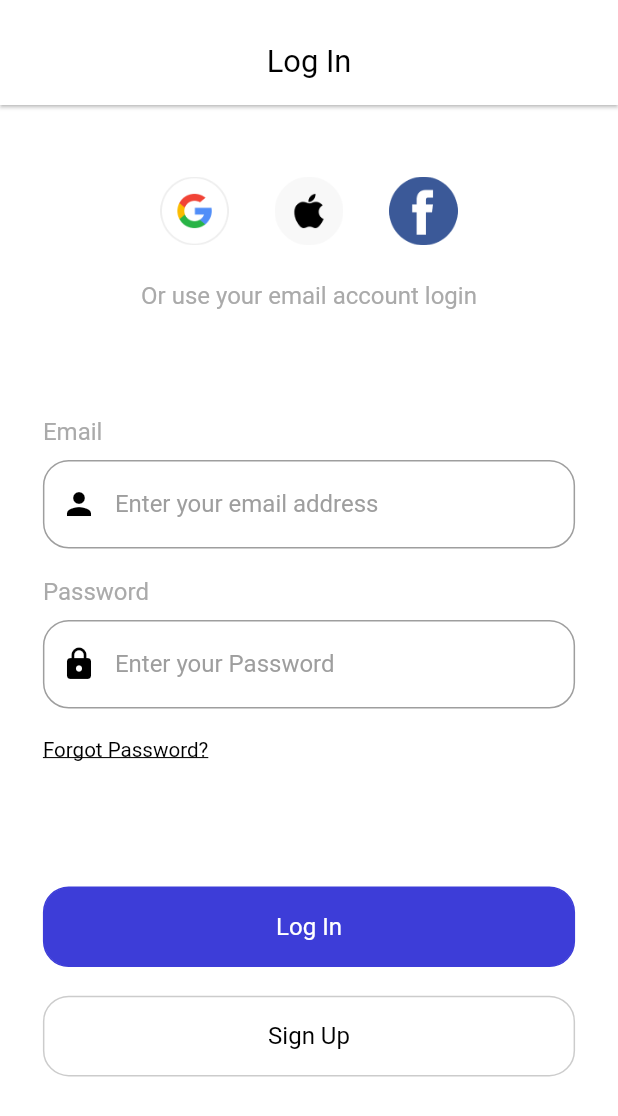
After one commit to Mohammed-Abd-Eid/shop_course, a Flutter app: the SignIn screen opened by its route, after a tap on "Forgot Password?", on a phone screen of 412 x 824 dp. The commit adds this screen. Shown: the top 1116 px of the screen. Run offline on Flutter 3.47's test engine with Material 2 defaults, Android fonts, the phone set to English and light mode, and no system bars; our stand-ins replace bloc, dots_indicator, flutter_bloc, flutter_screenutil.

Commit message:
add Log in Screen

```diff
--- a/lib/common/widgets/text_widget.dart
+++ b/lib/common/widgets/text_widget.dart
@@ -1,13 +1,27 @@
 import 'package:flutter/material.dart';
 import 'package:flutter_screenutil/flutter_screenutil.dart';
+
+import '../values/color.dart';
 
 Widget text24({String text = ""}) {
   return Text(
     text,
     textAlign: TextAlign.center,
     style: TextStyle(
-      color: Colors.black,
+      color: AppColors.primaryText,
       fontSize: 24.sp,
+      fontWeight: FontWeight.normal,
+    ),
+  );
+}
+
+Widget text18({String text = ""}) {
+  return Text(
+    text,
+    textAlign: TextAlign.center,
+    style: TextStyle(
+      color: AppColors.primaryText,
+      fontSize: 18.sp,
       fontWeight: FontWeight.normal,
     ),
   );
@@ -18,9 +32,21 @@ Widget text16({String text = ""}) {
     text,
     textAlign: TextAlign.center,
     style: TextStyle(
-      color: Colors.grey[600],
+      color: AppColors.primarySecondaryElementText,
       fontSize: 16.sp,
       fontWeight: FontWeight.normal,
     ),
   );
 }
+
+Widget text14({String text = ""}) {
+  return Text(
+    text,
+    textAlign: TextAlign.center,
+    style: TextStyle(
+      color: AppColors.primaryThreeElementText,
+      fontSize: 14.sp,
+      fontWeight: FontWeight.normal,
+    ),
+  );
+}
--- a/lib/main.dart
+++ b/lib/main.dart
@@ -1,8 +1,12 @@
 import 'package:flutter/material.dart';
 import 'package:flutter_bloc/flutter_bloc.dart';
 import 'package:flutter_screenutil/flutter_screenutil.dart';
+import 'package:school/pages/home/home_page.dart';
+import 'package:school/pages/login/login.dart';
 import 'package:school/pages/splash/bloc/welcome_bloc.dart';
 import 'package:school/pages/splash/welcome.dart';
+
+import 'common/values/color.dart';
 
 void main() {
   runApp(const MyApp());
@@ -14,12 +18,27 @@ class MyApp extends StatelessWidget {
   // This widget is the root of your application.
   @override
   Widget build(BuildContext context) {
-    return BlocProvider(
-      create: (context) => WelcomeBloc(),
+    return MultiBlocProvider(
+      providers: [
+        BlocProvider(
+          create: (context) => WelcomeBloc(),
+        )
+      ],
       child: ScreenUtilInit(builder: (context, child) {
-        return const MaterialApp(
+        return MaterialApp(
           debugShowCheckedModeBanner: false,
-          home: Welcome(),
+          home: const Welcome(),
+          routes: {
+            "myHomePage": (context) => const HomePage(),
+            "singIn": (context) => const SignIn(),
+          },
+          theme: ThemeData(
+            appBarTheme: const AppBarTheme(
+              elevation: 0,
+              backgroundColor: AppColors.primaryBackground,
+              centerTitle: true,
+            ),
+          ),
         );
       }),
     );
--- /dev/null
+++ b/lib/pages/login/login.dart
@@ -0,0 +1,71 @@
+import 'package:flutter/material.dart';
+import 'package:flutter_screenutil/flutter_screenutil.dart';
+import 'package:school/common/values/color.dart';
+import 'package:school/common/widgets/text_widget.dart';
+import 'package:school/pages/login/widget/build_Button.dart';
+import 'package:school/pages/login/widget/build_Third_Party.dart';
+import 'package:school/pages/login/widget/forget_password.dart';
+import 'package:school/pages/login/widget/login_widget.dart';
+import 'package:school/pages/login/widget/text_field.dart';
+
+class SignIn extends StatefulWidget {
+  const SignIn({super.key});
+
+  @override
+  State<SignIn> createState() => _SignInState();
+}
+
+class _SignInState extends State<SignIn> {
+  TextEditingController emailController = TextEditingController();
+  TextEditingController passController = TextEditingController();
+
+  @override
+  Widget build(BuildContext context) {
+    return Container(
+      color: AppColors.primaryBackground,
+      child: SafeArea(
+        child: Scaffold(
+          backgroundColor: AppColors.primaryBackground,
+          appBar: buildAppBar(title: "Log In"),
+          body: SingleChildScrollView(
+            child: Column(
+              crossAxisAlignment: CrossAxisAlignment.center,
+              children: [
+                buildThirdParty(context),
+                text14(text: "Or use your email account login"),
+                Container(
+                  margin: EdgeInsets.only(top: 60.h),
+                  padding: EdgeInsets.symmetric(horizontal: 25.w),
+                  child: Column(
+                    crossAxisAlignment: CrossAxisAlignment.start,
+                    children: [
+                      text14(text: "Email"),
+                      buildTextField(
+                        "Enter your email address",
+                        TextInputType.emailAddress,
+                        Icons.person,
+                        emailController,
+                      ),
+                      text14(text: "Password"),
+                      buildTextField(
+                        "Enter your Password",
+                        TextInputType.visiblePassword,
+                        Icons.lock,
+                        passController,
+                      ),
+                      forgetPass(),
+                      SizedBox(height: 70.h),
+                      buildButton(AppColors.primaryElement, "Log In"),
+                      SizedBox(height: 16.h),
+                      buildButton(AppColors.primaryBackground, "Sign Up"),
+                    ],
+                  ),
+                )
+              ],
+            ),
+          ),
+        ),
+      ),
+    );
+  }
+}
--- /dev/null
+++ b/lib/pages/login/widget/build_Button.dart
@@ -0,0 +1,34 @@
+// ignore_for_file: file_names
+
+import 'package:flutter/material.dart';
+import 'package:flutter_screenutil/flutter_screenutil.dart';
+import 'package:school/common/values/color.dart';
+
+Widget buildButton(Color color, String name) {
+  return Container(
+    width: double.infinity.w,
+    height: 45.h,
+    padding: const EdgeInsets.symmetric(horizontal: 15),
+    decoration: BoxDecoration(
+      borderRadius: BorderRadius.circular(15.w),
+      color: color,
+      border: name == "Log In"
+          ? Border.all(color: AppColors.primaryElement)
+          : Border.all(
+              color: AppColors.primaryFourElementText,
+            ),
+    ),
+    child: GestureDetector(
+      onTap: () {},
+      child: Center(
+        child: Text(name,
+            style: TextStyle(
+              color: name == "Log In"
+                  ? AppColors.primaryBackground
+                  : AppColors.primaryText,
+              fontSize: 14.sp,
+            )),
+      ),
+    ),
+  );
+}
--- /dev/null
+++ b/lib/pages/login/widget/build_Third_Party.dart
@@ -0,0 +1,31 @@
+// ignore_for_file: avoid_unnecessary_containers, file_names
+
+import 'package:flutter/material.dart';
+import 'package:flutter_screenutil/flutter_screenutil.dart';
+
+Widget buildThirdParty(
+  BuildContext context,
+) {
+  return Container(
+    margin: EdgeInsets.only(top: 40.h, bottom: 20.h, left: 80.w, right: 80.w),
+    child: Row(
+      mainAxisAlignment: MainAxisAlignment.spaceAround,
+      children: [
+        rowIcons("google"),
+        rowIcons("apple"),
+        rowIcons("facebook"),
+      ],
+    ),
+  );
+}
+
+Widget rowIcons(String icon) {
+  return GestureDetector(
+    onTap: () {},
+    child: SizedBox(
+      width: 40.w,
+      height: 40.w,
+      child: Image.asset("assets/icons/$icon.png"),
+    ),
+  );
+}
--- /dev/null
+++ b/lib/pages/login/widget/forget_password.dart
@@ -0,0 +1,19 @@
+// ignore_for_file: sized_box_for_whitespace
+
+import 'package:flutter/material.dart';
+import 'package:flutter_screenutil/flutter_screenutil.dart';
+import 'package:school/common/values/color.dart';
+
+Widget forgetPass() {
+  return GestureDetector(
+    onTap: () {},
+    child: Text(
+      "Forgot Password?",
+      style: TextStyle(
+        fontSize: 12.sp,
+        color: AppColors.primaryText,
+        decoration: TextDecoration.underline,
+      ),
+    ),
+  );
+}
--- /dev/null
+++ b/lib/pages/login/widget/login_widget.dart
@@ -0,0 +1,14 @@
+import 'package:flutter/material.dart';
+import 'package:flutter_screenutil/flutter_screenutil.dart';
+import 'package:school/common/widgets/text_widget.dart';
+
+AppBar buildAppBar({required String title}) {
+  return AppBar(
+    elevation: 1,
+    toolbarHeight: 70,
+    title: Container(
+      margin: EdgeInsets.only(top: 10.h),
+      child: text18(text: title),
+    ),
+  );
+}
--- /dev/null
+++ b/lib/pages/login/widget/text_field.dart
@@ -0,0 +1,44 @@
+// ignore_for_file: avoid_unnecessary_containers, sized_box_for_whitespace, unrelated_type_equality_checks
+
+import 'package:flutter/material.dart';
+import 'package:flutter_screenutil/flutter_screenutil.dart';
+import 'package:school/common/values/color.dart';
+
+Widget buildTextField(
+  String text,
+  TextInputType textType,
+  IconData icon,
+  TextEditingController controller,
+) {
+  return Container(
+    margin: EdgeInsets.only(top: 8.h, bottom: 16.h),
+    width: 325.w,
+    child: TextField(
+      controller: controller,
+      keyboardType: textType,
+      textDirection: TextDirection.ltr,
+      cursorColor: AppColors.primaryElement,
+      decoration: InputDecoration(
+        hintText: text,
+        hintStyle: const TextStyle(color: Colors.grey, fontSize: 16),
+        enabledBorder: OutlineInputBorder(
+          borderRadius: BorderRadius.circular(15.w),
+          borderSide: const BorderSide(color: Colors.grey, width: 1),
+        ),
+        focusedBorder: OutlineInputBorder(
+          borderRadius: BorderRadius.circular(15.w),
+          borderSide:
+              const BorderSide(color: AppColors.primaryElement, width: 1),
+        ),
+        border: InputBorder.none,
+        prefixIcon: IconButton(
+          icon: Icon(icon, color: Colors.black),
+          onPressed: () {},
+        ),
+      ),
+      autocorrect: false,
+      obscureText: textType == TextInputType.visiblePassword ? true : false,
+    ),
+  );
+}
+//"Enter your email address"
--- a/lib/pages/splash/welcome.dart
+++ b/lib/pages/splash/welcome.dart
@@ -5,7 +5,6 @@ import 'package:flutter/material.dart';
 import 'package:flutter_bloc/flutter_bloc.dart';
 import 'package:flutter_screenutil/flutter_screenutil.dart';
 import 'package:school/common/values/color.dart';
-import 'package:school/pages/home/home_page.dart';
 import 'package:school/pages/splash/bloc/welcome_bloc.dart';
 
 import '../../common/widgets/text_widget.dart';
@@ -23,7 +22,7 @@ class _WelcomeState extends State<Welcome> {
   @override
   Widget build(BuildContext context) {
     return Scaffold(
-      backgroundColor: Colors.white,
+      backgroundColor: AppColors.primaryBackground,
       body: BlocBuilder<WelcomeBloc, WelcomeState>(builder: (context, state) {
         return Container(
           margin: EdgeInsets.only(top: 45.h),
@@ -122,7 +121,7 @@ class _WelcomeState extends State<Welcome> {
             child: Text(
               buttonName,
               style: TextStyle(
-                color: Colors.white,
+                color: AppColors.primaryBackground,
                 fontSize: 16.sp,
               ),
             ),
@@ -134,12 +133,8 @@ class _WelcomeState extends State<Welcome> {
                   curve: Curves.easeIn,
                 );
               } else {
-                Navigator.pushAndRemoveUntil(
-                  context,
-                  PageRouteBuilder(
-                    pageBuilder: (context, animation, secondaryAnimation) =>
-                        const HomePage(),
-                  ),
+                Navigator.of(context).pushNamedAndRemoveUntil(
+                  "singIn",
                   (route) => false,
                 );
               }
--- a/pubspec.yaml
+++ b/pubspec.yaml
@@ -64,6 +64,7 @@ flutter:
   # To add assets to your application, add an assets section, like this:
   assets:
     - assets/images/
+    - assets/icons/
   #   - images/a_dot_ham.jpeg
 
   # An image asset can refer to one or more resolution-specific "variants", see
```
Also changed, not shown: lib/common/widgets/boarding.dart (deleted).
